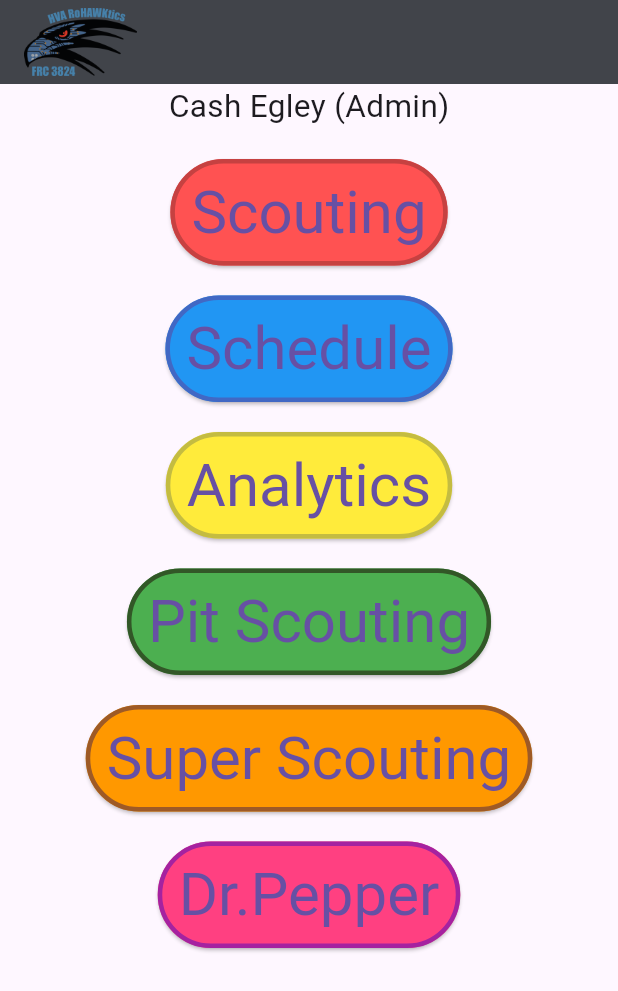
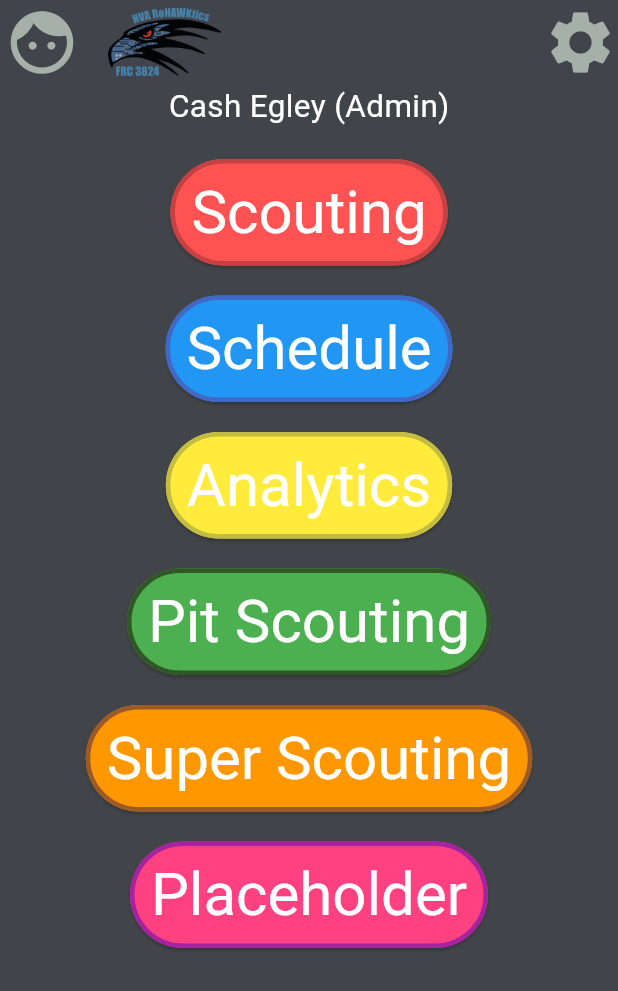
Before and after one commit to skybl0cker/ScoutinFRC, a Flutter app: the screen it shows after launch, on a phone screen of 412 x 824 dp. Shown: the top 991 px of the screen. Run offline on Flutter 3.47's test engine with Material 2 defaults, Android fonts, the phone set to English and light mode, and no system bars.

Commit message:
Improved home page feel
scouting rulezz

```diff
--- a/lib/main.dart
+++ b/lib/main.dart
@@ -13,7 +13,7 @@ class ScoutingApp extends StatelessWidget {
   Widget build(BuildContext context) {
     return MaterialApp(
       title: 'Scouting',
-      theme: ThemeData(
+      theme: ThemeData(scaffoldBackgroundColor: const Color.fromRGBO(65, 68, 73, 1),
       useMaterial3: true,
       ),
       home: const ScoutingHomePage(
@@ -36,6 +36,21 @@ class _ScoutingHomePageState extends State<ScoutingHomePage>{
   Widget build(BuildContext context) {
     return Scaffold(
       appBar: AppBar(
+        actions: [
+          Container(
+            child: const Icon(Icons.settings,
+            color: Color.fromRGBO(165, 176, 168, 1),
+            size: 50,
+            ),
+          )
+        ],
+        leading:
+          Container(
+            child: const Icon(Icons.face,
+            color: Color.fromRGBO(165, 176, 168, 1),
+            size: 50,
+          )
+        ),
         backgroundColor: const Color.fromRGBO(65, 68, 74, 1),
         title: Image.asset('assets/images/rohawktics.png',
         width: 75,
@@ -46,7 +61,9 @@ class _ScoutingHomePageState extends State<ScoutingHomePage>{
         child: Column(
           children: <Widget>[
             const Text('Cash Egley (Admin)',
-            textScaleFactor: 1.5,),
+            textScaleFactor: 1.5,
+            style: TextStyle(color: Colors.white),
+            ),
             const SizedBox(height: 20,),
             ElevatedButton(
               onPressed: () {
@@ -67,11 +84,15 @@ class _ScoutingHomePageState extends State<ScoutingHomePage>{
                 );
               },
               style: TextButton.styleFrom(
-              textStyle: const TextStyle(fontSize: 40,),
+              textStyle: const TextStyle(fontSize: 40),
               padding: const EdgeInsets.only(left: 14, top: 12, right: 14, bottom: 12),
               backgroundColor: Colors.redAccent,
               side: const BorderSide(width:3, color: Color.fromRGBO(198, 65, 65, 1)),
-              ), child: const Text("Scouting"),
+              ),  child: const Text("Scouting",
+              style: TextStyle(
+                color: Colors.white
+              ),
+              ),
             ),
             const SizedBox(height: 20,),
             ElevatedButton(
@@ -97,7 +118,11 @@ class _ScoutingHomePageState extends State<ScoutingHomePage>{
               padding: const EdgeInsets.only(left: 14, top: 12, right: 14, bottom: 12),
               backgroundColor: Colors.blue,
               side: const BorderSide(width:3, color: Color.fromRGBO(65, 104, 196, 1)),
-              ), child: const Text("Schedule"),
+              ), child: const Text("Schedule",
+                style: TextStyle(
+                color: Colors.white
+              ),
+              ),
             ),
             const SizedBox(height: 20,),
             ElevatedButton(
@@ -123,7 +148,11 @@ class _ScoutingHomePageState extends State<ScoutingHomePage>{
               padding: const EdgeInsets.only(left: 14, top: 12, right: 14, bottom: 12),
               backgroundColor: Colors.yellow,
               side: const BorderSide(width:3, color: Color.fromRGBO(196, 188, 65, 1)),
-              ), child: const Text("Analytics"),
+              ), child: const Text("Analytics",
+                style: TextStyle(
+                color: Colors.white
+              ),
+              ),
             ),
             const SizedBox(height: 20,),
             ElevatedButton(
@@ -149,7 +178,11 @@ class _ScoutingHomePageState extends State<ScoutingHomePage>{
               padding: const EdgeInsets.only(left: 14, top: 12, right: 14, bottom: 12),
               backgroundColor: Colors.green,
               side: const BorderSide(width:3, color: Color.fromRGBO(50, 87, 39, 1)),
-              ), child: const Text("Pit Scouting"),
+              ), child: const Text("Pit Scouting",
+                style: TextStyle(
+                color: Colors.white
+              ),
+              ),
             ),
             const SizedBox(height: 20,),
             ElevatedButton(
@@ -175,7 +208,11 @@ class _ScoutingHomePageState extends State<ScoutingHomePage>{
               padding: const EdgeInsets.only(left: 14, top: 12, right: 14, bottom: 12),
               backgroundColor: Colors.orange,
               side: const BorderSide(width:3, color: Color.fromRGBO(158, 90, 38, 1)),
-              ), child: const Text("Super Scouting"),
+              ), child: const Text("Super Scouting",
+                style: TextStyle(
+                color: Colors.white
+              ),
+              ),
             ),
             const SizedBox(height: 20,),
             ElevatedButton(
@@ -201,7 +238,11 @@ class _ScoutingHomePageState extends State<ScoutingHomePage>{
               padding: const EdgeInsets.only(left: 14, top: 12, right: 14, bottom: 12),
               backgroundColor: Colors.pinkAccent,
               side: const BorderSide(width: 3, color: Color.fromARGB(255, 165, 34, 160))
-              ), child: const Text("Dr.Pepper"),
+              ), child: const Text("Placeholder",
+                style: TextStyle(
+                color: Colors.white
+              ),
+              ),
             ),
           ],
         ),
```
